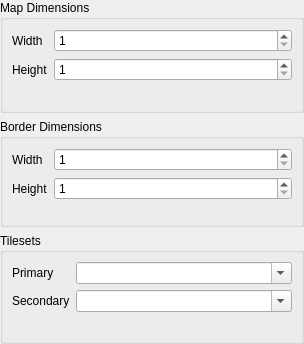
Before: the Qt Designer form forms/newlayoutform.ui in huderlem/porymap, drawn with Qt 5.
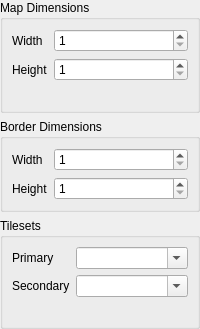
After: the same form once the commit is applied. Custom widgets are drawn as their Qt base class.

Diff of the .ui file:
```diff
--- a/forms/newlayoutform.ui
+++ b/forms/newlayoutform.ui
@@ -2,14 +2,6 @@
 <ui version="4.0">
  <class>NewLayoutForm</class>
  <widget class="QWidget" name="NewLayoutForm">
-  <property name="geometry">
-   <rect>
-    <x>0</x>
-    <y>0</y>
-    <width>304</width>
-    <height>344</height>
-   </rect>
-  </property>
   <property name="windowTitle">
    <string>Form</string>
   </property>
```
